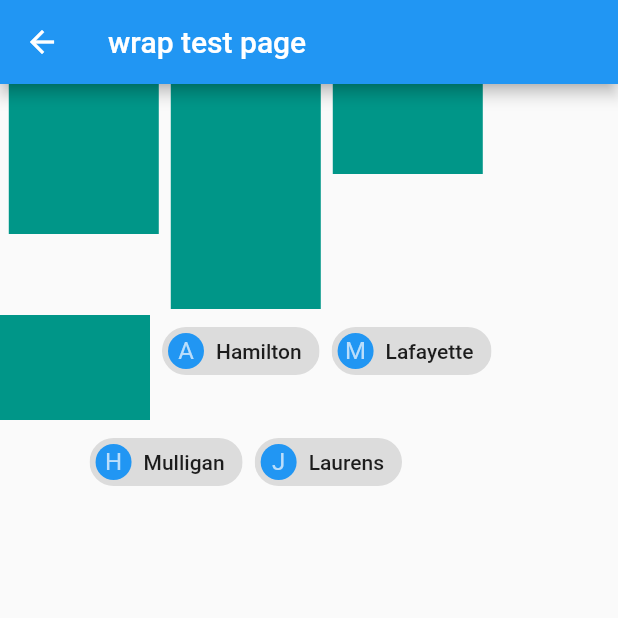
After one commit to skyinJune/learn_flutter, a Flutter app: the screen it shows after launch, after a tap on "click to wrap test page", on a phone screen of 412 x 824 dp, the top half of it. The commit adds this screen. Run offline on Flutter 3.47's test engine with Material 2 defaults, Android fonts, the phone set to English and light mode, and no system bars.

Commit message:
wrap practice

```diff
--- a/lib/main.dart
+++ b/lib/main.dart
@@ -9,6 +9,7 @@ import './pages/textfield&form/index.dart';
 import './pages/progressIndicator/index.dart';
 import './pages/row&column/index.dart';
 import './pages/flex/index.dart';
+import './pages/wrap/index.dart';
 
 void main() => runApp(MyApp());
 
@@ -119,6 +120,15 @@ class DemoHomePage extends StatelessWidget {
                   }));
                 },
                 icon: Icon(Icons.send)),
+            RaisedButton.icon(
+                label: Text('click to wrap test page',
+                    style: TextStyle(fontSize: 12)),
+                onPressed: () {
+                  Navigator.push(context, MaterialPageRoute(builder: (context) {
+                    return WrapTest();
+                  }));
+                },
+                icon: Icon(Icons.send)),
           ],
         ),
       ),
--- /dev/null
+++ b/lib/pages/wrap/index.dart
@@ -0,0 +1,54 @@
+import 'package:flutter/cupertino.dart';
+import 'package:flutter/material.dart';
+
+class WrapTest extends StatelessWidget {
+  @override
+  Widget build(BuildContext context) {
+    return Scaffold(
+      appBar: AppBar(title: Text('wrap test page'),),
+      body: Wrap(
+        spacing: 8.0,
+        runSpacing: 4.0,
+        alignment: WrapAlignment.center,
+        children: <Widget>[
+          Container(
+            color: Colors.teal,
+            width: 100,
+            height: 100,
+          ),
+          Container(
+            color: Colors.teal,
+            width: 100,
+            height: 150,
+          ),
+          Container(
+            color: Colors.teal,
+            width: 100,
+            height: 60,
+          ),
+          Container(
+            color: Colors.teal,
+            width: 100,
+            height: 70,
+          ),
+          new Chip(
+            avatar: new CircleAvatar(backgroundColor: Colors.blue, child: Text('A')),
+            label: new Text('Hamilton'),
+          ),
+          new Chip(
+            avatar: new CircleAvatar(backgroundColor: Colors.blue, child: Text('M')),
+            label: new Text('Lafayette'),
+          ),
+          new Chip(
+            avatar: new CircleAvatar(backgroundColor: Colors.blue, child: Text('H')),
+            label: new Text('Mulligan'),
+          ),
+          new Chip(
+            avatar: new CircleAvatar(backgroundColor: Colors.blue, child: Text('J')),
+            label: new Text('Laurens'),
+          ),
+        ],
+      ),
+    );
+  }
+}
```
